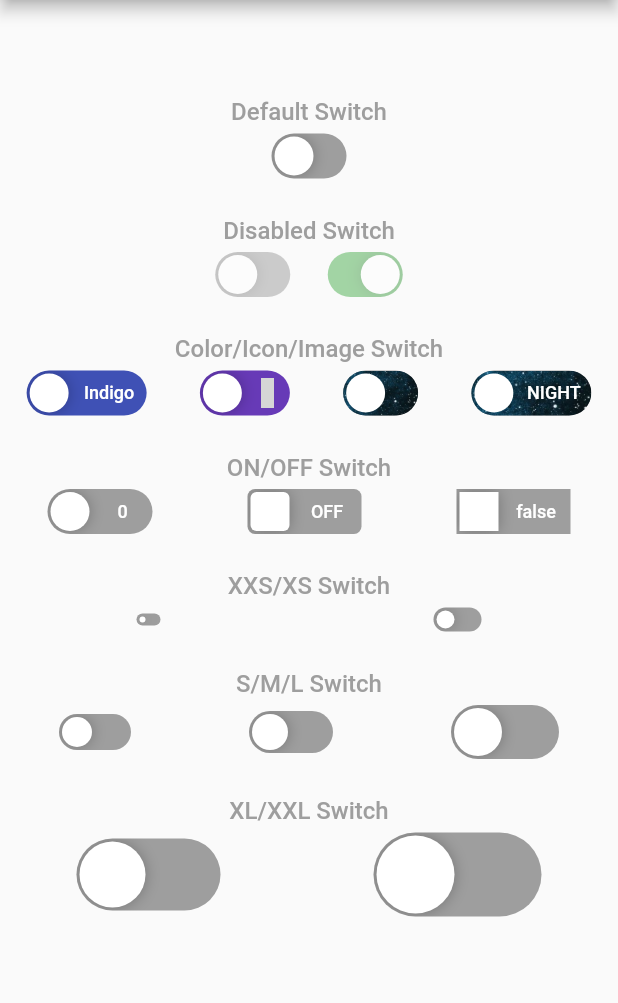
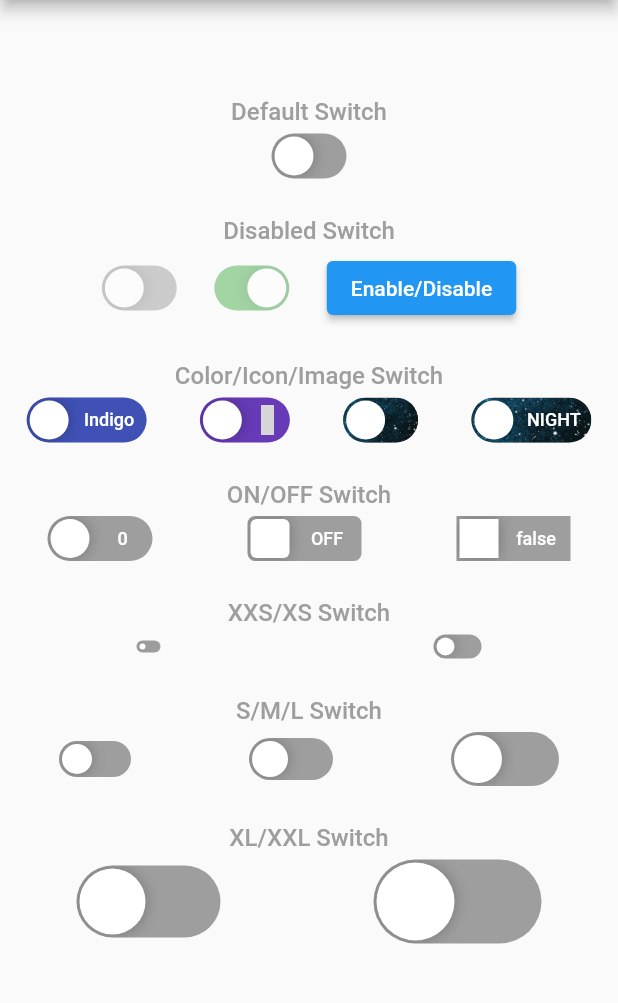
Before and after one commit to alex-melnyk/flutter_advanced_switch, a Flutter app: the screen it shows after launch, on a phone screen of 412 x 824 dp, the part 84-1087 px from its top. Run offline on Flutter 3.47's test engine with Material 2 defaults, Android fonts, the phone set to English and light mode, and no system bars; our stand-ins replace flutter_icons; grey boxes are pictures that could not be loaded.

```diff
--- a/example/lib/main.dart
+++ b/example/lib/main.dart
@@ -28,14 +28,13 @@ class _MyAppState extends State<MyApp> {
   final _controller14 = AdvancedSwitchController();
   final _controller15 = AdvancedSwitchController();
 
-  @override
-  void initState() {
-    super.initState();
-  }
+  bool _enabled = false;
 
   @override
   Widget build(BuildContext context) {
     return MaterialApp(
+      theme: ThemeData.light(),
+      darkTheme: ThemeData.dark(),
       home: Scaffold(
         appBar: AppBar(
           title: const Text('Advanced Switch Example'),
@@ -59,14 +58,19 @@ class _MyAppState extends State<MyApp> {
                   mainAxisSize: MainAxisSize.min,
                   children: [
                     AdvancedSwitch(
-                      enabled: false,
+                      enabled: _enabled,
                       controller: AdvancedSwitchController(false),
                     ),
                     SizedBox(width: 25),
                     AdvancedSwitch(
-                      enabled: false,
+                      enabled: _enabled,
                       controller: AdvancedSwitchController(true),
                     ),
+                    SizedBox(width: 25),
+                    ElevatedButton(
+                      onPressed: () => setState(() => _enabled = !_enabled),
+                      child: Text('Enable/Disable'),
+                    )
                   ],
                 ),
                 _buildLabel('Color/Icon/Image Switch'),
```
Also changed, not shown: PREVIEW_DARK_OFF.png (added), PREVIEW_DARK_ON.png (added), PREVIEW_LIGHT_OFF.png (added), PREVIEW_LIGHT_ON.png (added), SWITCH_OFF.jpg (deleted), SWITCH_ON.jpg (deleted), example/pubspec.lock, 2 other files.
